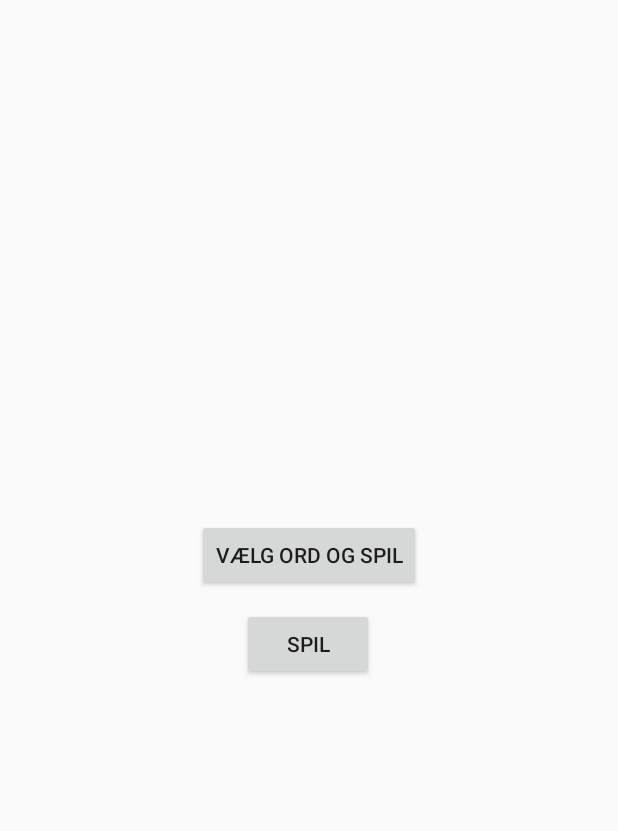
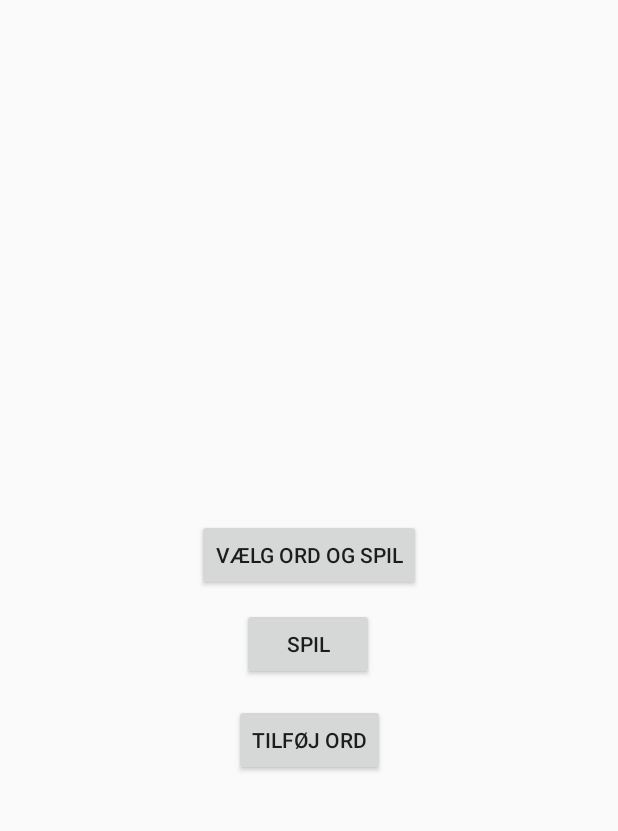
Before and after one commit to ExpectedInt64/Galgeleg, an Android app: the layout activity_hoved_menu.xml on its own in the app's theme, with its tools: preview values and no code run, on a phone screen of 412 x 824 dp, the part 151-982 px from its top. Run offline under Robolectric (Android 15) with nearby library versions, the phone set to English and light mode, and no system bars; network calls fail.

Commit message:
Tilføj bruger valgt ord til lokal data

```diff
--- a/app/build.gradle
+++ b/app/build.gradle
@@ -8,7 +8,7 @@ android {
 
     defaultConfig {
         applicationId "com.example.galgeleg"
-        minSdkVersion 28
+        minSdkVersion 24
         targetSdkVersion 30
         versionCode 1
         versionName "1.0"
@@ -36,6 +36,8 @@ dependencies {
     implementation 'androidx.constraintlayout:constraintlayout:1.1.3'
     implementation 'androidx.legacy:legacy-support-v4:1.0.0'
     implementation 'androidx.gridlayout:gridlayout:1.0.0'
+    implementation 'com.google.code.gson:gson:2.8.6'
+    implementation 'com.google.android.material:material:1.2.1'
     testImplementation 'junit:junit:4.12'
     androidTestImplementation 'androidx.test.ext:junit:1.1.1'
     androidTestImplementation 'androidx.test.espresso:espresso-core:3.2.0'
--- a/app/src/main/java/com/example/galgeleg/OrdListe.java
+++ b/app/src/main/java/com/example/galgeleg/OrdListe.java
@@ -3,6 +3,7 @@ package com.example.galgeleg;
 import android.app.Dialog;
 import android.app.ProgressDialog;
 import android.content.Intent;
+import android.content.SharedPreferences;
 import android.os.AsyncTask;
 import android.os.Bundle;
 import android.os.Handler;
--- a/app/src/main/res/layout/activity_hoved_menu.xml
+++ b/app/src/main/res/layout/activity_hoved_menu.xml
@@ -38,4 +38,15 @@
         app:layout_constraintStart_toStartOf="parent"
         app:layout_constraintTop_toBottomOf="@+id/btn_select_word" />
 
+    <Button
+        android:id="@+id/btn_userWord"
+        android:layout_width="wrap_content"
+        android:layout_height="wrap_content"
+        android:layout_marginTop="16dp"
+        android:text="@string/tilf_j_ord"
+        app:layout_constraintEnd_toEndOf="parent"
+        app:layout_constraintHorizontal_bias="0.5"
+        app:layout_constraintStart_toStartOf="parent"
+        app:layout_constraintTop_toBottomOf="@+id/btn_start" />
+
 </androidx.constraintlayout.widget.ConstraintLayout>
--- a/app/src/main/res/values/strings.xml
+++ b/app/src/main/res/values/strings.xml
@@ -5,4 +5,6 @@
     <string name="spil">Spil</string>
     <!-- TODO: Remove or change this placeholder text -->
     <string name="hello_blank_fragment">Hello blank fragment</string>
+    <string name="tilf_j_ord">Tilføj ord</string>
+    <string name="hint_ord">Indtast ord der skal tilføjes</string>
 </resources>
--- a/build.gradle
+++ b/build.gradle
@@ -6,7 +6,7 @@ buildscript {
         jcenter()
     }
     dependencies {
-        classpath 'com.android.tools.build:gradle:4.1.0'
+        classpath 'com.android.tools.build:gradle:4.1.1'
         classpath "org.jetbrains.kotlin:kotlin-gradle-plugin:$kotlin_version"
 
         // NOTE: Do not place your application dependencies here; they belong
```
Also changed, not shown: app/src/main/java/com/example/galgeleg/HovedMenu.java (+50 -2 lines), app/src/main/java/com/example/galgeleg/OrdData.java (+14 -6 lines), app/src/main/res/layout/add_word.xml (added, +22 -0 lines).
